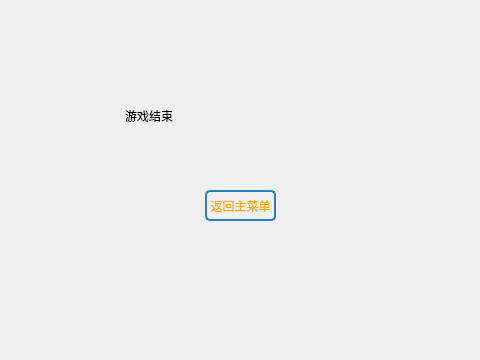
Before: the Qt Designer form end.ui in NorthOuterTowner/Bejeweled4, drawn with Qt 5; both pictures show x 115 to 595 and y 0 to 360 of the 800 by 600 pixel window.
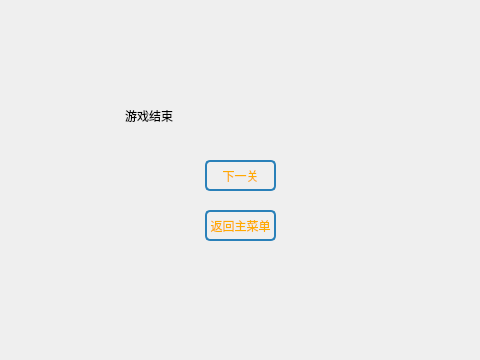
After: the same form once the commit is applied.

Diff of the .ui file:
```diff
--- a/end.ui
+++ b/end.ui
@@ -30,7 +30,7 @@
    <property name="geometry">
     <rect>
      <x>320</x>
-     <y>190</y>
+     <y>210</y>
      <width>71</width>
      <height>31</height>
     </rect>
@@ -48,6 +48,28 @@
     <string>返回主菜单</string>
    </property>
   </widget>
+  <widget class="QPushButton" name="nextButton">
+   <property name="geometry">
+    <rect>
+     <x>320</x>
+     <y>160</y>
+     <width>71</width>
+     <height>31</height>
+    </rect>
+   </property>
+   <property name="styleSheet">
+    <string notr="true">QPushButton {
+    color: rgb(255, 170, 0);             /* 文字颜色 */
+	font: 700 9pt &quot;Microsoft YaHei UI&quot;;
+    border: 2px solid #2980b9; /* 边框颜色 */
+    border-radius: 5px;       /* 圆角 */
+    font-size: 12px;          /* 字体大小 */
+}</string>
+   </property>
+   <property name="text">
+    <string>下一关</string>
+   </property>
+  </widget>
  </widget>
  <resources/>
  <connections/>
```
